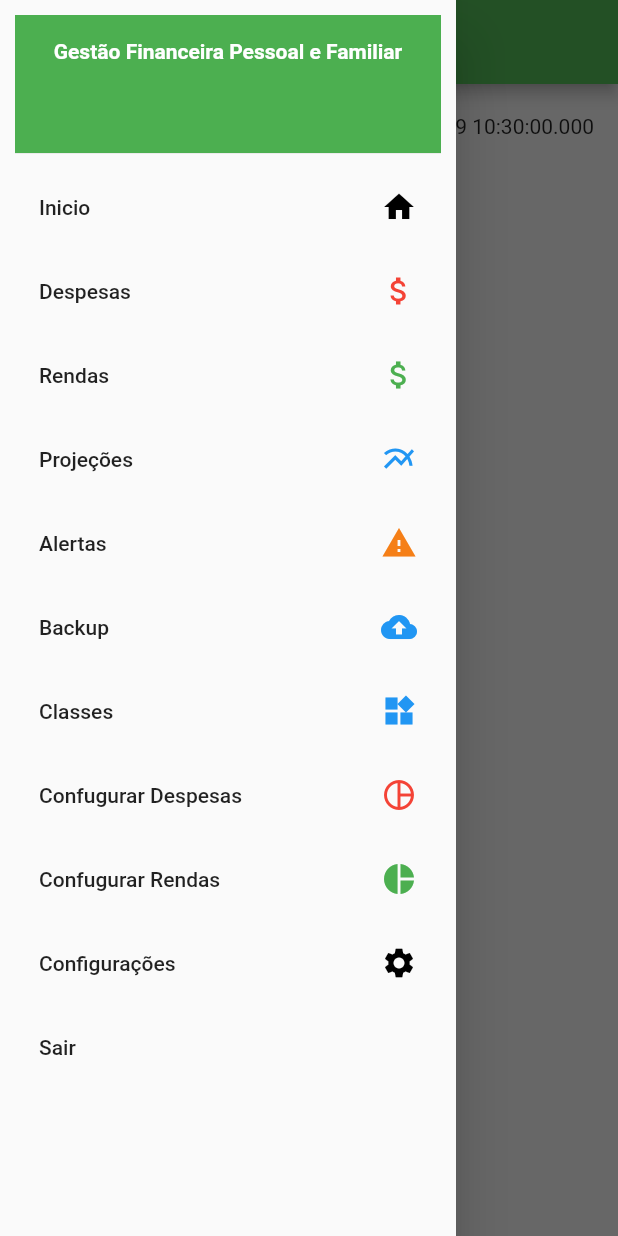
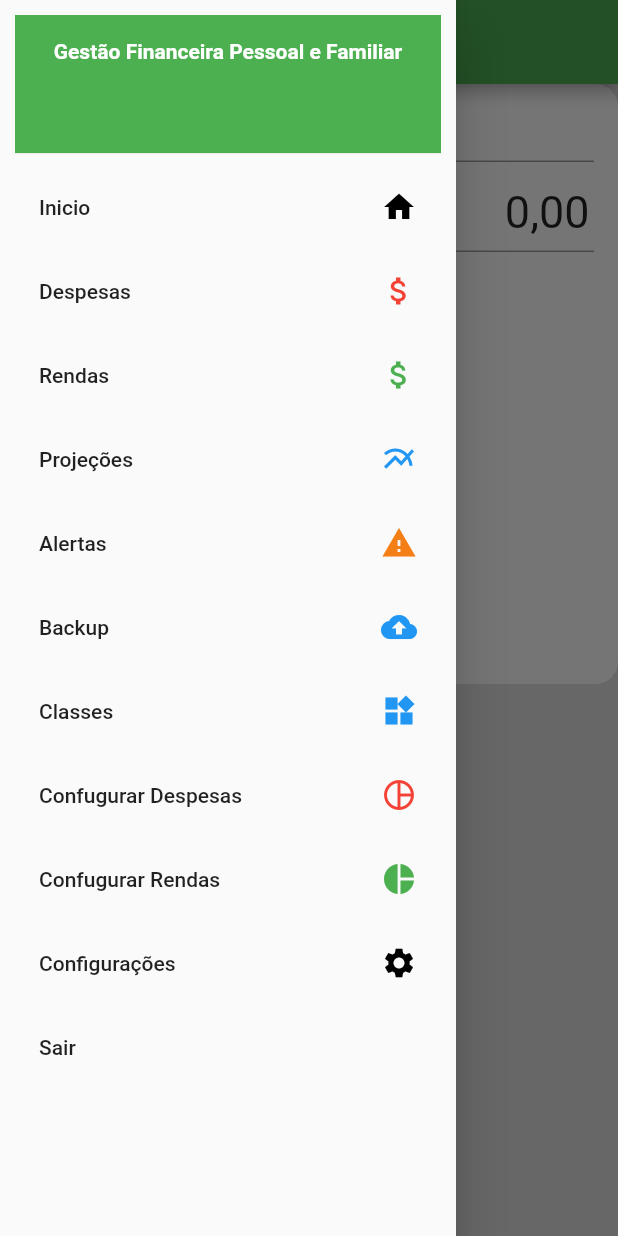
Before and after one commit to VitorAraujoOliveira/TCC, a Flutter app: the DespesasEsporadicas screen opened directly, with the side drawer open, on a phone screen of 412 x 824 dp. Run offline on Flutter 3.47's test engine with Material 2 defaults, Android fonts, the phone set to English and light mode, and no system bars; drawn by our look-alikes of datetime_picker_formfield; our stand-ins replace flutter_datetime_picker, flutter_masked_text.

Commit message:
Versão intermediária

```diff
--- a/gestao_financeira_app/lib/Telas/DespesasEsporadicas.dart
+++ b/gestao_financeira_app/lib/Telas/DespesasEsporadicas.dart
@@ -1,5 +1,16 @@
+
+
 import 'package:flutter/material.dart';
+import 'package:flutter/services.dart';
+import 'package:gestao_financeira_app/UsableAssets/DateTimePicker.dart';
 import '../MenuScaffold/MenuScaffold.dart';
+import 'package:flutter_datetime_picker/flutter_datetime_picker.dart';
+
+import 'package:flutter_masked_text/flutter_masked_text.dart';
+import 'package:flutter/material.dart';
+import 'package:intl/intl.dart';
+import 'package:datetime_picker_formfield/datetime_picker_formfield.dart';
+
 
 class DespesasEsporadicas extends StatelessWidget {
   @override
@@ -17,22 +28,95 @@ class DespesasEsporadicas extends StatelessWidget {
 }
 
 class TelaDespEsporadicas extends StatelessWidget {
+
+
+
   @override
+  var DataPega;
+  var controller = new MoneyMaskedTextController(
+      decimalSeparator: ',', thousandSeparator: '.');
+  final format = DateFormat("yyyy-MM-dd HH:mm");
   Widget build(BuildContext context) {
     return Container(
-      height: 700,
-      child: ListView(
-        children: <Widget>[ListTile(
-          title: Text("AAA"),
-          trailing: Text( (DateTime.now().toString())),
+      decoration: BoxDecoration(
+        borderRadius: BorderRadius.circular(15),
+        color: Colors.white,
+      ),
+      height: 400,
+      child: ListView(children: <Widget>[
+        ListTile(
+            title: Text("Data", style: TextStyle(fontSize: 40)),
+            trailing: Container(width: 200, child: DateTimeField(
+        format: format,
+        onShowPicker: (context, currentValue) async {
+          final date = await showDatePicker(
+              context: context,
+              firstDate: DateTime(1960),
+              initialDate: currentValue ?? DateTime.now(),
+              lastDate: DateTime.now());
+          if (date != null) {
+            final time = await showTimePicker(
+              context: context,
+              initialTime:
+                  TimeOfDay.fromDateTime(currentValue ?? DateTime.now()),
+            );
+            return DateTimeField.combine(date, time);
+          } else {
+            return currentValue;
+          }
+        },
+      ),)
+          ),
+        ListTile(
+          title: Text("Valor", style: TextStyle(fontSize: 40)),
+          trailing: Container(
+              width: 200,
+              child: TextField(
+                controller: controller,
+                keyboardType: TextInputType.number,
+                style: TextStyle(fontSize: 30),
+                textAlign: TextAlign.right,
+              )),
         ),
         ListTile(
-          title: Text("1"),
+          title: Text("Classe", style: TextStyle(fontSize: 40)),
+          trailing: Container(
+            width: 200,
+            child: Text("Placeholder"),
+          ),
         ),
-        ListTile(
-          title: Text("1"),
-        ),]
-      ),
+      ]),
     );
   }
 }
+
+
+class BasicDateTimeField extends StatelessWidget {
+  final format = DateFormat("yyyy-MM-dd HH:mm");
+  @override
+  Widget build(BuildContext context) {
+    return Column(children: <Widget>[
+      Text('Basic date & time field (${format.pattern})'),
+      DateTimeField(
+        format: format,
+        onShowPicker: (context, currentValue) async {
+          final date = await showDatePicker(
+              context: context,
+              firstDate: DateTime(1900),
+              initialDate: currentValue ?? DateTime.now(),
+              lastDate: DateTime(2100));
+          if (date != null) {
+            final time = await showTimePicker(
+              context: context,
+              initialTime:
+                  TimeOfDay.fromDateTime(currentValue ?? DateTime.now()),
+            );
+            return DateTimeField.combine(date, time);
+          } else {
+            return currentValue;
+          }
+        },
+      ),
+    ]);
+  }
+}
--- a/gestao_financeira_app/pubspec.yaml
+++ b/gestao_financeira_app/pubspec.yaml
@@ -23,6 +23,12 @@ dependencies:
   # The following adds the Cupertino Icons font to your application.
   # Use with the CupertinoIcons class for iOS style icons.
   cupertino_icons: ^0.1.2
+  flutter_money_formatter: ^0.8.3
+  moneytextformfield: ^0.3.5+1
+  flutter_masked_text: ^0.8.0
+  flutter_datetime_picker: ^1.3.8
+  direct_select_flutter: ^1.0.6
+  datetime_picker_formfield: ^1.0.0
 
 dev_dependencies:
   flutter_test:
```
Also changed, not shown: gestao_financeira_app/pubspec.lock.
